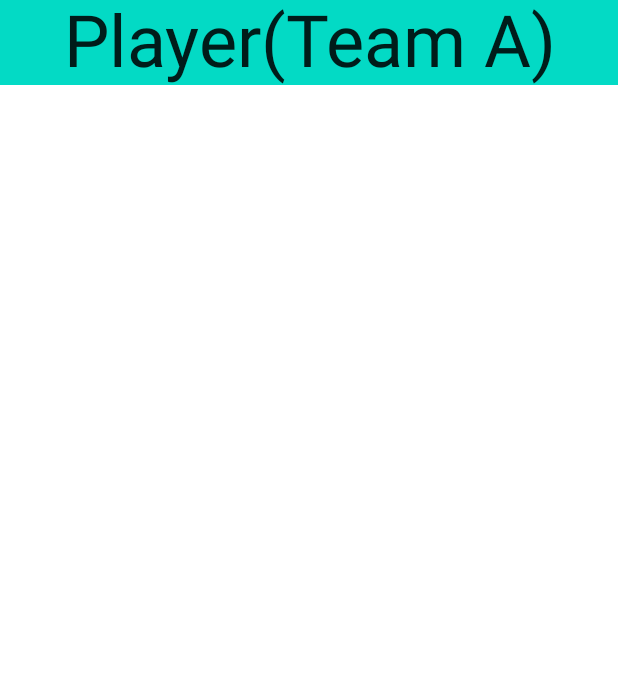
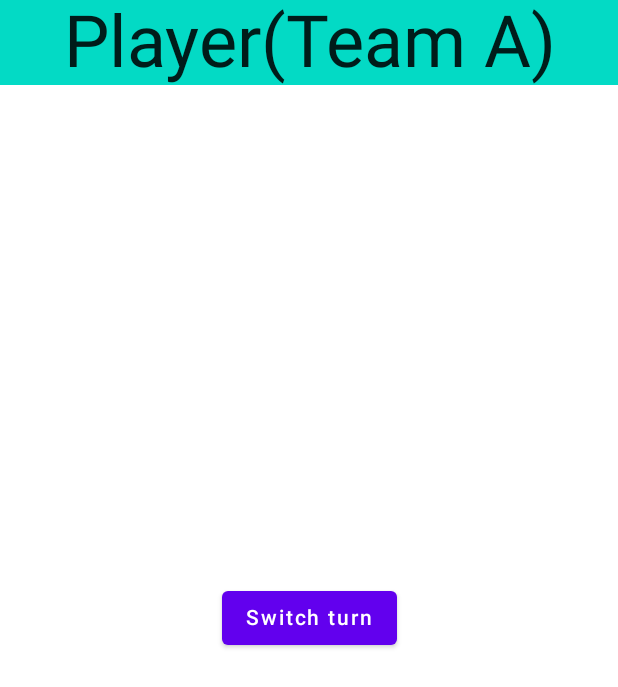
Before and after one commit to lucapauri/Ecoop, an Android app built with Jetpack Compose: the @Preview function PreviewPlayerScreen, on a phone screen of 412 x 824 dp. Shown: the top 687 px of the screen. Run offline under Robolectric (Android 15) with nearby library versions, the phone set to English and light mode, and no system bars.

Commit message:
Next turn added

```diff
--- a/app/build.gradle
+++ b/app/build.gradle
@@ -10,7 +10,7 @@ android {
 
     defaultConfig {
         applicationId "com.example.greenapplication"
-        minSdk 21
+        minSdk 26
         targetSdk 32
         versionCode 1
         versionName "1.0"
--- a/app/src/main/java/com/example/greenapplication/GameViewModel.kt
+++ b/app/src/main/java/com/example/greenapplication/GameViewModel.kt
@@ -9,9 +9,11 @@ class GameViewModel: ViewModel() {
     fun onCreateNewGame() = gameManager.createNewGame()
     fun onJoinGame(matchId:String) = gameManager.joinGame(matchId)
     fun onStartGame() = gameManager.startGame()
+    fun onNextTurn() = gameManager.nextTurn()
 
     val players = gameManager.players
     val screenName = gameManager.screenName
     val matchId = gameManager.matchId
+    val turn = gameManager.turn
 
 }
--- a/app/src/main/java/com/example/greenapplication/screens/MainScreen.kt
+++ b/app/src/main/java/com/example/greenapplication/screens/MainScreen.kt
@@ -25,7 +25,7 @@ fun MainScreen(modifier: Modifier = Modifier) {
             modifier)
         is ScreenName.WaitingStart -> WaitScreen(modifier)
         is ScreenName.Dashboard -> DashboardScreen(modifier)
-        is ScreenName.Playing -> PlayerScreen(screenName.team, modifier)
+        is ScreenName.Playing -> PlayerScreen(screenName.team,vm::onNextTurn, modifier,)
         is ScreenName.Error -> ErrorScreen(screenName.message, modifier)
         null -> Box(modifier)
     }
--- a/app/src/main/java/com/example/greenapplication/screens/PlayerScreen.kt
+++ b/app/src/main/java/com/example/greenapplication/screens/PlayerScreen.kt
@@ -1,14 +1,29 @@
 package it.polito.did.gameskeleton.screens
 
+import androidx.compose.foundation.layout.Arrangement
+import androidx.compose.foundation.layout.Column
+import androidx.compose.foundation.layout.fillMaxHeight
+import androidx.compose.foundation.layout.fillMaxWidth
+import androidx.compose.material.Button
+import androidx.compose.material.Text
 import androidx.compose.runtime.Composable
+import androidx.compose.ui.Alignment
 import androidx.compose.ui.Modifier
 import androidx.compose.ui.tooling.preview.Preview
 import it.polito.did.gameskeleton.ui.theme.GameSkeletonTheme
 
 @Composable
-fun PlayerScreen(team: String, modifier: Modifier = Modifier) {
+fun PlayerScreen(team: String, nextTurn: ()-> Unit , modifier: Modifier = Modifier) {
     GenericScreen(title = "Player(${team})", modifier) {
 
+    }
+    Column(
+        modifier = Modifier.fillMaxWidth().fillMaxHeight(),
+        verticalArrangement = Arrangement.Center,
+        horizontalAlignment = Alignment.CenterHorizontally
+    ) {
+        Button(onClick = nextTurn)
+        { Text("Switch turn") }
     }
 }
 
@@ -16,6 +31,6 @@ fun PlayerScreen(team: String, modifier: Modifier = Modifier) {
 @Composable
 fun PreviewPlayerScreen() {
     GameSkeletonTheme {
-        PlayerScreen("Team A")
+        PlayerScreen("Team A",{})
     }
 }
```
Also changed, not shown: app/src/main/java/com/example/greenapplication/GameManager.kt (+46 -1 lines).
